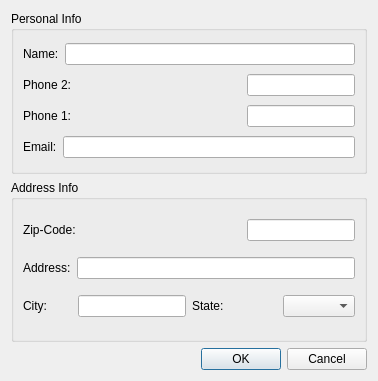
This is newcustomerdialog.ui in pliniofpa/Profiles_Project as Qt 5 draws it before an edit. The edited form follows.
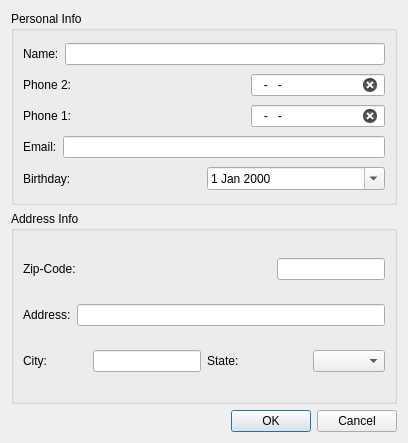
This is the edited form.

```diff
--- a/newcustomerdialog.ui
+++ b/newcustomerdialog.ui
@@ -6,8 +6,8 @@
    <rect>
     <x>0</x>
     <y>0</y>
-    <width>378</width>
-    <height>381</height>
+    <width>408</width>
+    <height>443</height>
    </rect>
   </property>
   <property name="windowTitle">
@@ -33,7 +33,14 @@
          </widget>
         </item>
         <item>
-         <widget class="QLineEdit" name="name_lineEdit"/>
+         <widget class="QLineEdit" name="name_lineEdit">
+          <property name="maxLength">
+           <number>200</number>
+          </property>
+          <property name="clearButtonEnabled">
+           <bool>true</bool>
+          </property>
+         </widget>
         </item>
        </layout>
       </item>
@@ -50,7 +57,14 @@
          </widget>
         </item>
         <item alignment="Qt::AlignRight">
-         <widget class="QLineEdit" name="phone2_lineEdit_3"/>
+         <widget class="QLineEdit" name="phone2_lineEdit_3">
+          <property name="inputMask">
+           <string>999-999-9999</string>
+          </property>
+          <property name="clearButtonEnabled">
+           <bool>true</bool>
+          </property>
+         </widget>
         </item>
        </layout>
       </item>
@@ -67,7 +81,14 @@
          </widget>
         </item>
         <item alignment="Qt::AlignRight">
-         <widget class="QLineEdit" name="phone1_lineEdit_2"/>
+         <widget class="QLineEdit" name="phone1_lineEdit_2">
+          <property name="inputMask">
+           <string>999-999-9999</string>
+          </property>
+          <property name="clearButtonEnabled">
+           <bool>true</bool>
+          </property>
+         </widget>
         </item>
        </layout>
       </item>
@@ -84,7 +105,35 @@
          </widget>
         </item>
         <item>
-         <widget class="QLineEdit" name="email_lineEdit_4"/>
+         <widget class="QLineEdit" name="email_lineEdit_4">
+          <property name="inputMask">
+           <string/>
+          </property>
+          <property name="clearButtonEnabled">
+           <bool>true</bool>
+          </property>
+         </widget>
+        </item>
+       </layout>
+      </item>
+      <item>
+       <layout class="QHBoxLayout" name="horizontalLayout_10">
+        <item alignment="Qt::AlignLeft">
+         <widget class="QLabel" name="label_9">
+          <property name="text">
+           <string>Birthday:</string>
+          </property>
+          <property name="buddy">
+           <cstring>email_lineEdit_4</cstring>
+          </property>
+         </widget>
+        </item>
+        <item>
+         <widget class="QDateEdit" name="birthday_dateEdit">
+          <property name="calendarPopup">
+           <bool>true</bool>
+          </property>
+         </widget>
         </item>
        </layout>
       </item>
@@ -110,7 +159,14 @@
          </widget>
         </item>
         <item alignment="Qt::AlignRight">
-         <widget class="QLineEdit" name="zip_code_lineEdit_6"/>
+         <widget class="QLineEdit" name="zip_code_lineEdit_6">
+          <property name="inputMask">
+           <string>99999</string>
+          </property>
+          <property name="clearButtonEnabled">
+           <bool>true</bool>
+          </property>
+         </widget>
         </item>
        </layout>
       </item>
@@ -127,7 +183,11 @@
          </widget>
         </item>
         <item>
-         <widget class="QLineEdit" name="address_lineEdit_5"/>
+         <widget class="QLineEdit" name="address_lineEdit_5">
+          <property name="clearButtonEnabled">
+           <bool>true</bool>
+          </property>
+         </widget>
         </item>
        </layout>
       </item>
@@ -150,6 +210,9 @@
             <property name="text">
              <string/>
             </property>
+            <property name="clearButtonEnabled">
+             <bool>true</bool>
+            </property>
            </widget>
           </item>
          </layout>
```
